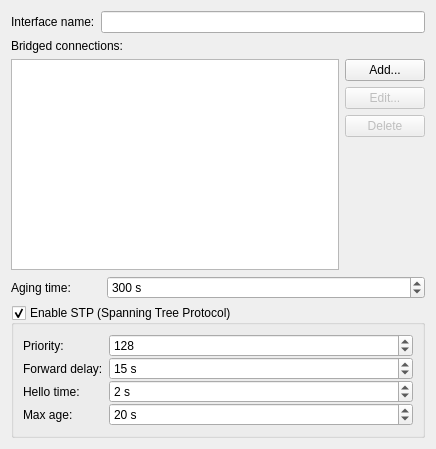
Above: libs/editor/settings/ui/bridge.ui from KDE/plasma-nm before the change. Below: the same form after it.
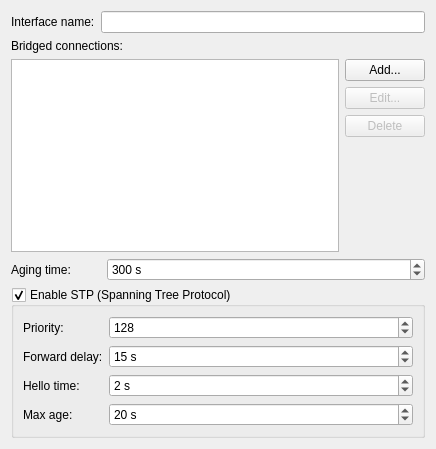
That is the form after the change. Icons and pictures are not drawn. Custom widgets are drawn as their Qt base class.

Diff of the .ui file:
```diff
--- a/libs/editor/settings/ui/bridge.ui
+++ b/libs/editor/settings/ui/bridge.ui
@@ -146,7 +146,7 @@
      </property>
      <layout class="QFormLayout" name="formLayout">
       <property name="verticalSpacing">
-       <number>0</number>
+       <number>6</number>
       </property>
       <item row="0" column="0">
        <widget class="QLabel" name="label_3">
```
Left out of the diff: 9 changed lines with no effect on the pictures.
